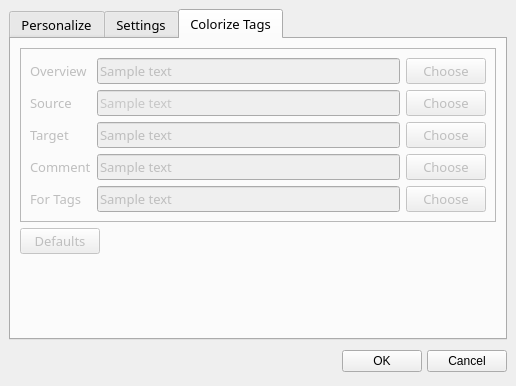
cc-archive/pootle, file pootling/ui/Preference.ui: the form before one commit.
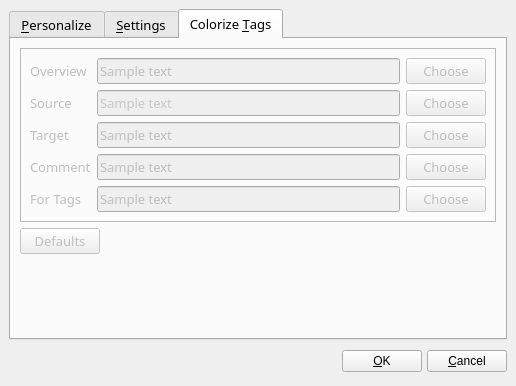
The form after the commit. The open tabs and pages were chosen to show the change.

Patch:
```diff
--- a/pootling/ui/Preference.ui
+++ b/pootling/ui/Preference.ui
@@ -71,7 +71,7 @@
        <bool>true</bool>
       </property>
       <attribute name="title" >
-       <string>Personalize</string>
+       <string>&amp;Personalize</string>
       </attribute>
       <layout class="QGridLayout" >
        <property name="margin" >
@@ -355,7 +355,7 @@
      </widget>
      <widget class="QWidget" name="tab2" >
       <attribute name="title" >
-       <string>Settings</string>
+       <string>&amp;Settings</string>
       </attribute>
       <layout class="QGridLayout" >
        <property name="margin" >
@@ -836,7 +836,7 @@
        <bool>false</bool>
       </property>
       <attribute name="title" >
-       <string>Colorize Tags</string>
+       <string>Colorize &amp;Tags</string>
       </attribute>
       <layout class="QGridLayout" >
        <property name="margin" >
@@ -1476,14 +1476,14 @@
         </sizepolicy>
        </property>
        <property name="text" >
-        <string>OK</string>
+        <string>&amp;OK</string>
        </property>
       </widget>
      </item>
      <item>
       <widget class="QPushButton" name="cancelButton" >
        <property name="text" >
-        <string>Cancel</string>
+        <string>&amp;Cancel</string>
        </property>
       </widget>
      </item>
```
Left out of the diff: 346 changed lines with no effect on the pictures. Lines whose indentation alone changed are shown as unchanged.
